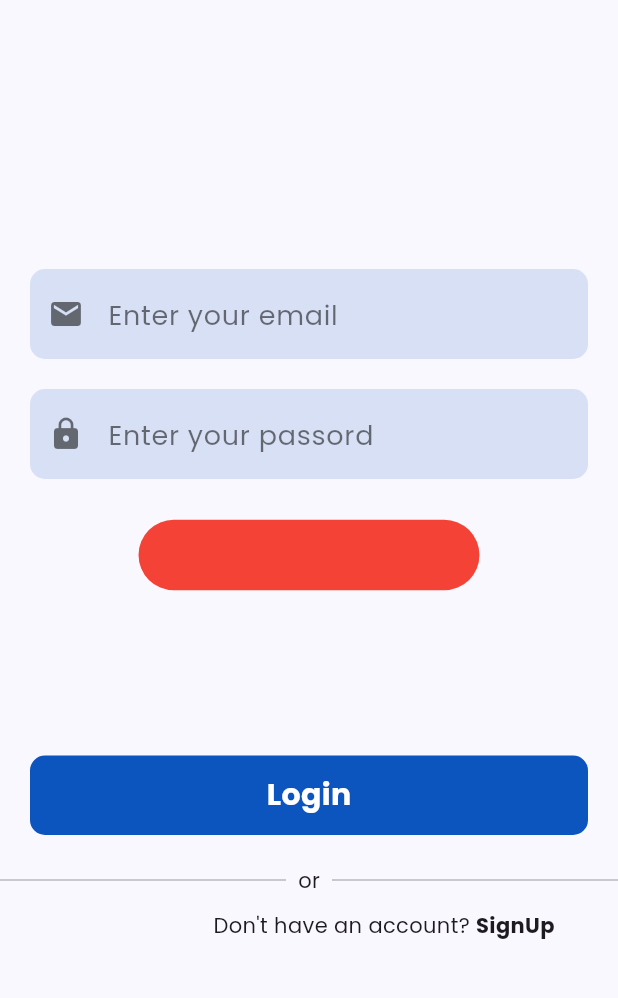
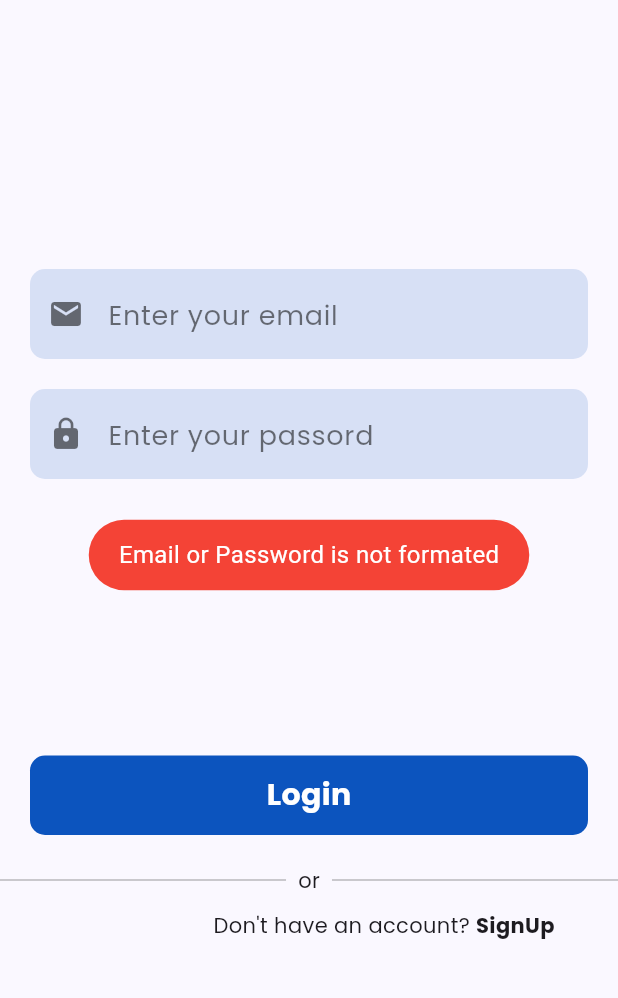
Before and after one commit to SauravSK1011/eshop, a Flutter app: the screen it shows after launch, after a tap on "Login", on a phone screen of 412 x 824 dp, the part 63-1061 px from its top. Run offline on Flutter 3.47's test engine with Material 3 defaults, Android fonts, the phone set to English and light mode, and no system bars; our stand-ins replace cloud_firestore, curved_navigation_bar, firebase_auth, firebase_core, firebase_remote_config, fluttertoast and 2 more; accounts and stored records are empty.

Commit message:
App Completed

```diff
--- a/lib/main.dart
+++ b/lib/main.dart
@@ -1,7 +1,6 @@
 import 'package:eshop/core/providers/PriceProvider.dart';
 import 'package:eshop/core/providers/ProductProvider.dart';
 import 'package:eshop/core/providers/UserDataProvider.dart';
-import 'package:eshop/presentation/auth/LoginScreen.dart';
 import 'package:eshop/presentation/splash%20screen/SplashScreen.dart';
 import 'package:eshop/utils/constants.dart';
 import 'package:firebase_core/firebase_core.dart';
--- a/lib/presentation/auth/LoginScreen.dart
+++ b/lib/presentation/auth/LoginScreen.dart
@@ -22,12 +22,16 @@ class _LoginScreenState extends State<LoginScreen> {
             r"^[a-zA-Z0-9.a-zA-Z0-9.!#$%&'*+-/=?^_`{|}~]+@[a-zA-Z0-9]+\.[a-zA-Z]+")
         .hasMatch(emailController.text);
     if (emailValid && passwordController.text.isNotEmpty) {
-      await AuthServices().loginUser(context: context,
-          email: emailController.text, password: passwordController.text);
-                    Navigator.of(context).push(MaterialPageRoute(builder: (context)=>HomeScreen()));
-
+      bool status = await AuthServices().loginUser(
+          context: context,
+          email: emailController.text,
+          password: passwordController.text);
+      if (status) {
+        Navigator.of(context)
+            .push(MaterialPageRoute(builder: (context) => HomeScreen()));
+      }
     } else {
-      shotToast("Email or Password Empty", Colors.red);
+      shotToast("Email or Password is not formated", Colors.red);
     }
   }
 
@@ -40,7 +44,6 @@ class _LoginScreenState extends State<LoginScreen> {
 
   @override
   Widget build(BuildContext context) {
-
     return Scaffold(
       appBar: AppBar(
         title: Text(
--- a/lib/presentation/auth/Widget/MyToast.dart
+++ b/lib/presentation/auth/Widget/MyToast.dart
@@ -16,6 +16,6 @@ shotToast(String text, Color color) {
       gravity: ToastGravity.CENTER,
       timeInSecForIosWeb: 1,
       backgroundColor: color,
-      textColor: color,
+      textColor: Colors.white,
       fontSize: 16.0);
 }
--- a/lib/presentation/category/CategoryProductScreen.dart
+++ b/lib/presentation/category/CategoryProductScreen.dart
@@ -2,7 +2,6 @@ import 'package:eshop/core/models/ProductModel.dart';
 import 'package:eshop/core/providers/ProductProvider.dart';
 import 'package:eshop/core/providers/UserDataProvider.dart';
 import 'package:eshop/presentation/home/Widget/ProductCard.dart';
-import 'package:eshop/utils/constants.dart';
 import 'package:flutter/material.dart';
 import 'package:provider/provider.dart';
 
--- a/lib/presentation/category/CategoryScreen.dart
+++ b/lib/presentation/category/CategoryScreen.dart
@@ -1,7 +1,6 @@
 import 'package:eshop/core/providers/ProductProvider.dart';
 import 'package:eshop/core/providers/UserDataProvider.dart';
 import 'package:eshop/presentation/category/CategoryProductScreen.dart';
-import 'package:eshop/utils/constants.dart';
 import 'package:eshop/widgets/mybottomNavigationBar.dart';
 import 'package:flutter/material.dart';
 import 'package:provider/provider.dart';
--- a/lib/presentation/home/HomeScreen.dart
+++ b/lib/presentation/home/HomeScreen.dart
@@ -3,7 +3,6 @@ import 'package:eshop/core/providers/UserDataProvider.dart';
 import 'package:eshop/presentation/home/Widget/ProductCard.dart';
 import 'package:eshop/utils/constants.dart';
 import 'package:eshop/widgets/mybottomNavigationBar.dart';
-import 'package:firebase_remote_config/firebase_remote_config.dart';
 import 'package:flutter/material.dart';
 import 'package:provider/provider.dart';
 
--- a/lib/presentation/splash screen/SplashScreen.dart
+++ b/lib/presentation/splash screen/SplashScreen.dart
@@ -13,7 +13,7 @@ class SplashScreen extends StatelessWidget {
       future: userDataProvider.loadUserData(),
       builder: (context, snapshot) {
         if (snapshot.connectionState == ConnectionState.waiting) {
-          return Scaffold(
+          return const Scaffold(
             body: Column(
               children: [
                 Text("E-shop"),
@@ -23,7 +23,6 @@ class SplashScreen extends StatelessWidget {
           );
         } else {
           if (userDataProvider.users != null) {
-            // Navigate to Home Screen
             WidgetsBinding.instance.addPostFrameCallback((_) {
               Navigator.pushReplacement(
                 context,
```
Also changed, not shown: lib/core/services/AuthServices.dart (+10 -8 lines).
